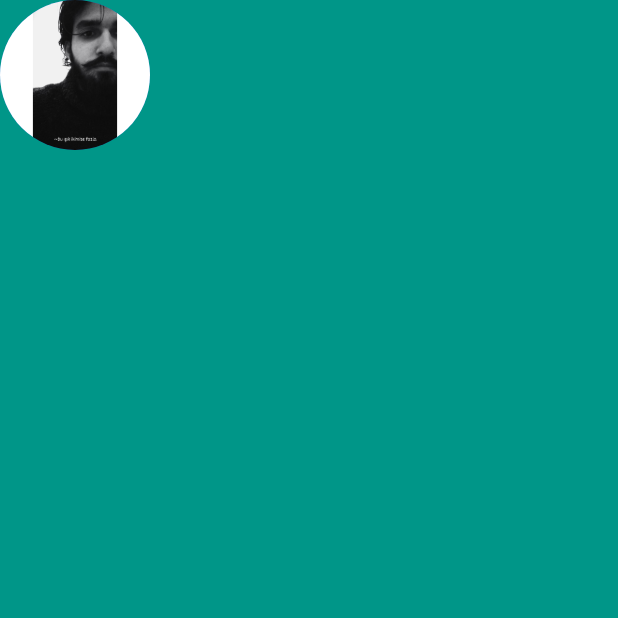
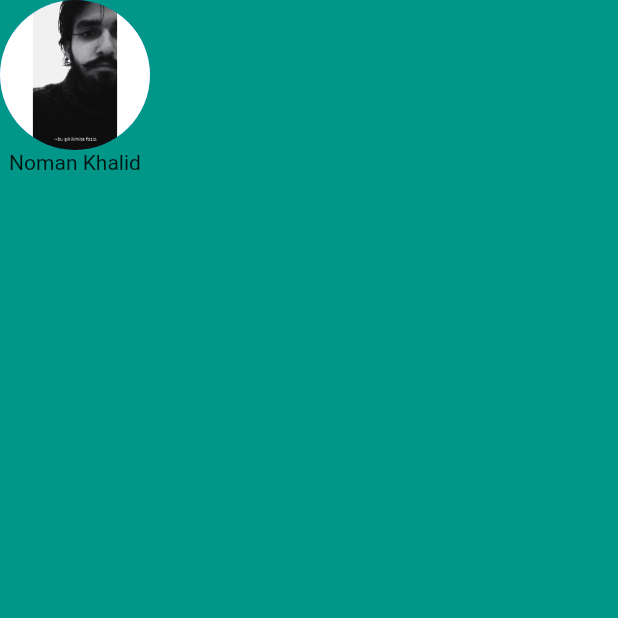
Before and after one commit to dev-nomi/MiCardApp, a Flutter app: the screen it shows after launch, on a phone screen of 412 x 824 dp, the top half of it. Run offline on Flutter 3.47's test engine with Material 2 defaults, Android fonts, the phone set to English and light mode, and no system bars.

```diff
--- a/lib/main.dart
+++ b/lib/main.dart
@@ -18,6 +18,9 @@ class MyApp extends StatelessWidget {
                   radius: 50.0,
                   backgroundImage: AssetImage("images/noman.jpeg"),
                 ),
+                Text(
+                  "Noman Khalid"
+                ),
               ],
             ),
           )
```
